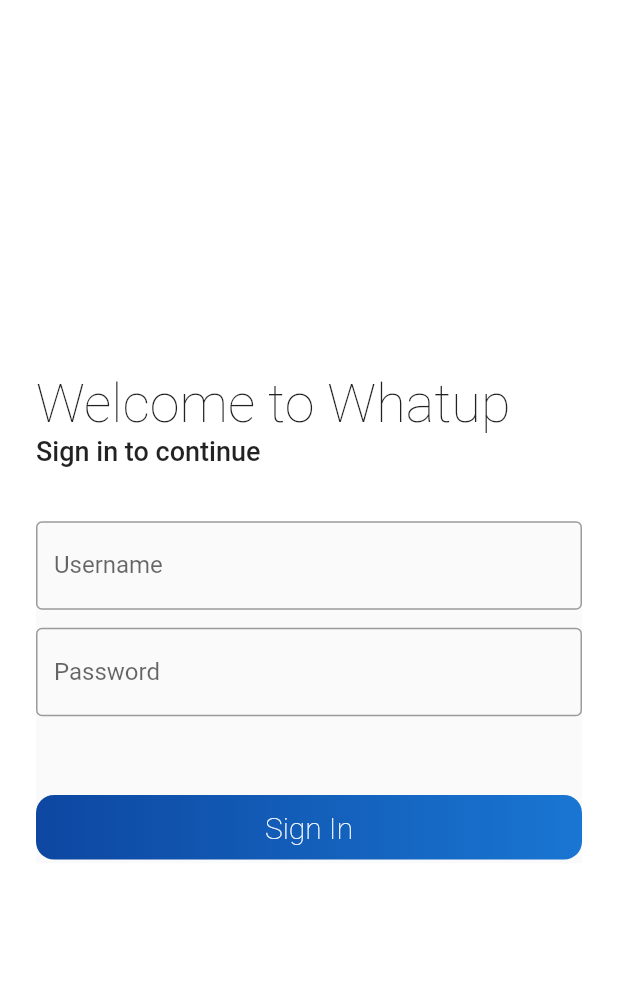
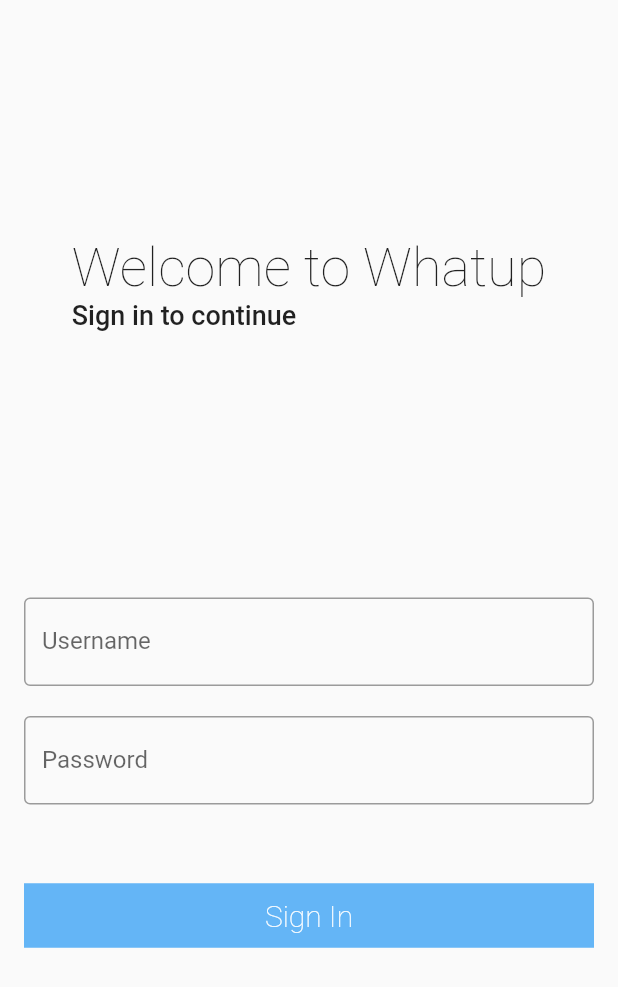
Before and after one commit to FleeToday/whatup, a Flutter app: the screen it shows after launch, on a phone screen of 412 x 824 dp. Shown: the top 987 px of the screen. Run offline on Flutter 3.47's test engine with Material 2 defaults, Android fonts, the phone set to English and light mode, and no system bars; our stand-ins replace bloc, cloud_firestore, equatable, firebase_auth, flutter_bloc, google_maps_flutter; accounts and stored records are empty.

Commit message:
refine ui and animations

```diff
--- a/lib/main.dart
+++ b/lib/main.dart
@@ -8,12 +8,11 @@ class MyApp extends StatelessWidget {
   Widget build(BuildContext context) {
     return MaterialApp(
       title: 'WhatUp',
-      initialRoute: '/login',
       routes: routes,
       // theme: new ThemeData(
       //   brightness: Brightness.light,
-      //   primaryColor: Colors.white,
-      //   accentColor: Colors.orange[200],
+      //   primaryColor: Colors.orange[200],
+      //   accentColor: Colors.white,
       //   backgroundColor: Colors.orange[200],
       //   buttonColor: Colors.orange[200],
       //   primaryTextTheme: TextTheme(),
--- a/lib/routes.dart
+++ b/lib/routes.dart
@@ -6,8 +6,8 @@ import 'package:whatup/screens/HomeScreen/HomeScreen.dart';
 import 'package:whatup/screens/ActivityCreateScreen/ActivityCreateScreen.dart';
 
 final Map<String, WidgetBuilder> routes = <String, WidgetBuilder>{
-  "/login": (BuildContext context) => LoginScreen(),
-  "/": (BuildContext context) => HomeScreen(),
+  "/": (BuildContext context) => LoginScreen(),
+  "/home": (BuildContext context) => HomeScreen(),
   "/search_location": (BuildContext context) => LocationSearchPopupWidget(),
   "/create": (BuildContext context) => ActivityCreateScreen(),
 };
--- a/lib/screens/LoginScreen/LoginScreen.dart
+++ b/lib/screens/LoginScreen/LoginScreen.dart
@@ -11,42 +11,7 @@ class LoginScreen extends StatelessWidget {
   Widget build(BuildContext context) {
     return BlocProvider<LoginBloc>(
       create: (context) => LoginBloc(Repository()),
-      child: buildLoginForm(context),
-    );
-  }
-
-  Widget buildLoginForm(BuildContext context) {
-    return Scaffold(
-      body: Container(
-        child: Column(
-          children: [
-            Text(
-              'Welcome to Whatup',
-              style: TextStyle(
-                fontWeight: FontWeight.w200,
-                fontSize: 36,
-                color: Colors.black87,
-              ),
-            ),
-            Text(
-              'Sign in to continue',
-              style: TextStyle(
-                fontWeight: FontWeight.w500,
-                fontSize: 18,
-                color: Colors.black87,
-              ),
-            ),
-            Container(
-              height: 36,
-            ),
-            LoginModule(),
-          ],
-          crossAxisAlignment: CrossAxisAlignment.stretch,
-          mainAxisAlignment: MainAxisAlignment.center,
-        ),
-        decoration: BoxDecoration(color: Colors.white),
-        padding: EdgeInsets.symmetric(vertical: 12.0, horizontal: 24.0),
-      ),
+      child: LoginModule(),
     );
   }
 }
@@ -82,13 +47,10 @@ class _LoginModuleState extends State<LoginModule> {
     // TODO: implement build
     return BlocListener<LoginBloc, LoginState>(listener: (context, state) {
       if (state is LoginSuccess) {
-        Navigator.pushNamed(context, '/');
+        Navigator.popAndPushNamed(context, '/home');
       }
     }, child: BlocBuilder<LoginBloc, LoginState>(
       builder: (context, state) {
-        if (state is LoginLoading) {
-          return LoginLoadingView();
-        }
         return LoginForm(
           emailController: _emailController,
           passwordController: _passwordController,
@@ -131,8 +93,17 @@ class LoginLoadingView extends StatelessWidget {
   @override
   Widget build(BuildContext context) {
     return Center(
-      child: CircularProgressIndicator(),
-    );
+        child: Column(
+      mainAxisAlignment: MainAxisAlignment.center,
+      crossAxisAlignment: CrossAxisAlignment.center,
+      children: <Widget>[
+        CircularProgressIndicator(),
+        Container(
+          child: Text('Loading'),
+          margin: EdgeInsets.all(16),
+        )
+      ],
+    ));
   }
 }
 
@@ -158,9 +129,41 @@ class LoginForm extends StatelessWidget {
 
   @override
   Widget build(BuildContext context) {
-    return Material(
-      child: Container(
+    return Scaffold(
+      body: Container(
+        padding: EdgeInsets.symmetric(vertical: 12, horizontal: 16),
         child: Column(
+          mainAxisAlignment: MainAxisAlignment.spaceEvenly,
+          children: <Widget>[
+            Column(
+              crossAxisAlignment: CrossAxisAlignment.start,
+              mainAxisAlignment: MainAxisAlignment.spaceAround,
+              children: <Widget>[
+                Text(
+                  'Welcome to Whatup',
+                  style: TextStyle(
+                    fontWeight: FontWeight.w200,
+                    fontSize: 36,
+                    color: Colors.black87,
+                  ),
+                ),
+                Text(
+                  'Sign in to continue',
+                  style: TextStyle(
+                    fontWeight: FontWeight.w500,
+                    fontSize: 18,
+                    color: Colors.black87,
+                  ),
+                )
+              ],
+            ),
+            Container(
+              height: 300,
+              child: (_state is LoginLoading)
+                  ? LoginLoadingView()
+                  : Column(
+                      crossAxisAlignment: CrossAxisAlignment.start,
+                      mainAxisAlignment: MainAxisAlignment.center,
                       children: <Widget>[
                         TextFormField(
                             controller: _emailController,
@@ -170,10 +173,17 @@ class LoginForm extends StatelessWidget {
                             ),
                             autovalidate: true,
                             validator: (String value) {
-                return _state.isEmailValid ? null : "Invalid Email";
+                              return _state.isEmailValid
+                                  ? null
+                                  : "Invalid Email";
                             }),
                         Container(
-            height: 12,
+                          height: 20,
+                          child: Center(
+                            child: Text(
+                              _errMsg,
+                            ),
+                          ),
                         ),
                         TextFormField(
                           controller: _passwordController,
@@ -184,7 +194,9 @@ class LoginForm extends StatelessWidget {
                             labelText: 'Password',
                           ),
                           validator: (String value) {
-              return _state.isPasswordValid ? null : "Invalid Password";
+                            return _state.isPasswordValid
+                                ? null
+                                : "Invalid Password";
                           },
                         ),
                         Container(
@@ -200,24 +212,27 @@ class LoginForm extends StatelessWidget {
                           textColor: Colors.white,
                           padding: const EdgeInsets.all(0.0),
                           color: Colors.transparent,
-            child: Container(
-              decoration: const BoxDecoration(
-                borderRadius: const BorderRadius.all(Radius.circular(12.0)),
-                gradient: LinearGradient(
-                  colors: <Color>[
-                    Color(0xFF0D47A1),
-                    Color(0xFF1976D2),
-                  ],
-                ),
-              ),
+                          child: AnimatedContainer(
+                            color: _state.isEmailValid &&
+                                    _state.isPasswordValid &&
+                                    _emailController.text.isNotEmpty &&
+                                    _passwordController.text.isNotEmpty
+                                ? Colors.blue[800]
+                                : Colors.blue[300],
+                            duration: Duration(milliseconds: 1000),
                             padding: const EdgeInsets.all(10.0),
                             child: const Text('Sign In',
-                  style: TextStyle(fontSize: 20, fontWeight: FontWeight.w200)),
+                                style: TextStyle(
+                                    fontSize: 20, fontWeight: FontWeight.w200)),
                             alignment: Alignment.center,
                           ),
                         ),
                       ],
-      )),
+                    ),
+            )
+          ],
+        ),
+      ),
     );
   }
 }
--- a/lib/screens/LoginScreen/utils/login_validators.dart
+++ b/lib/screens/LoginScreen/utils/login_validators.dart
@@ -7,10 +7,12 @@ class Validators {
   );
 
   static isValidEmail(String email) {
+    if (email.length <= 0) return true;
     return _emailRegExp.hasMatch(email);
   }
 
   static isValidPassword(String password) {
+    if (password.length <= 0) return true;
     return _passwordRegExp.hasMatch(password);
   }
 }
```
Lines whose indentation alone changed are shown as unchanged.
